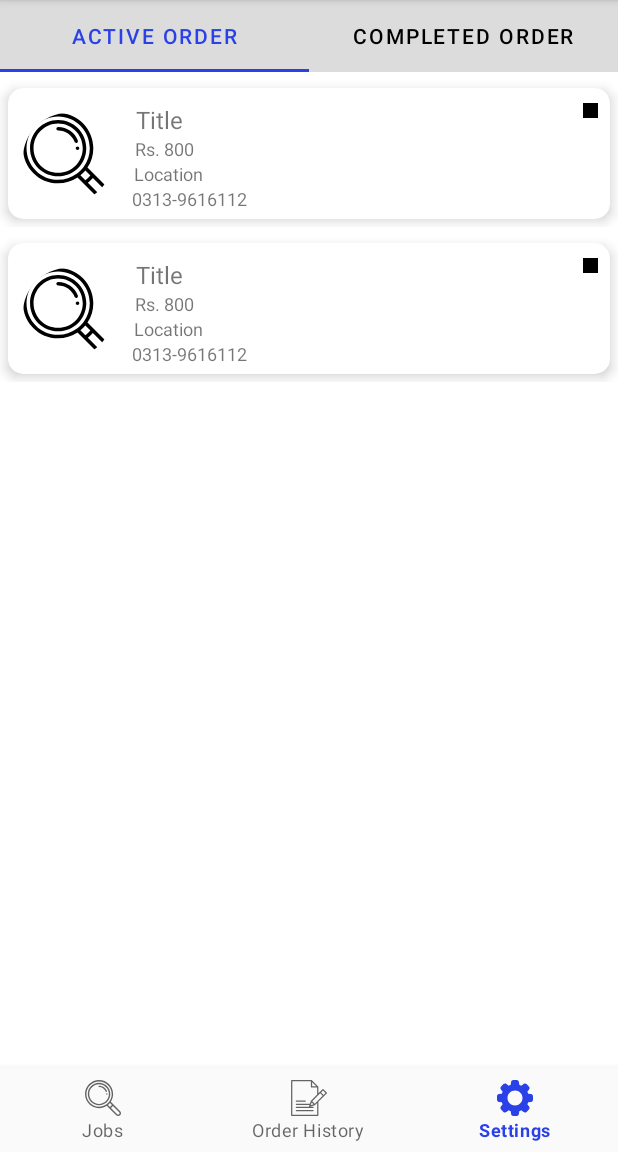
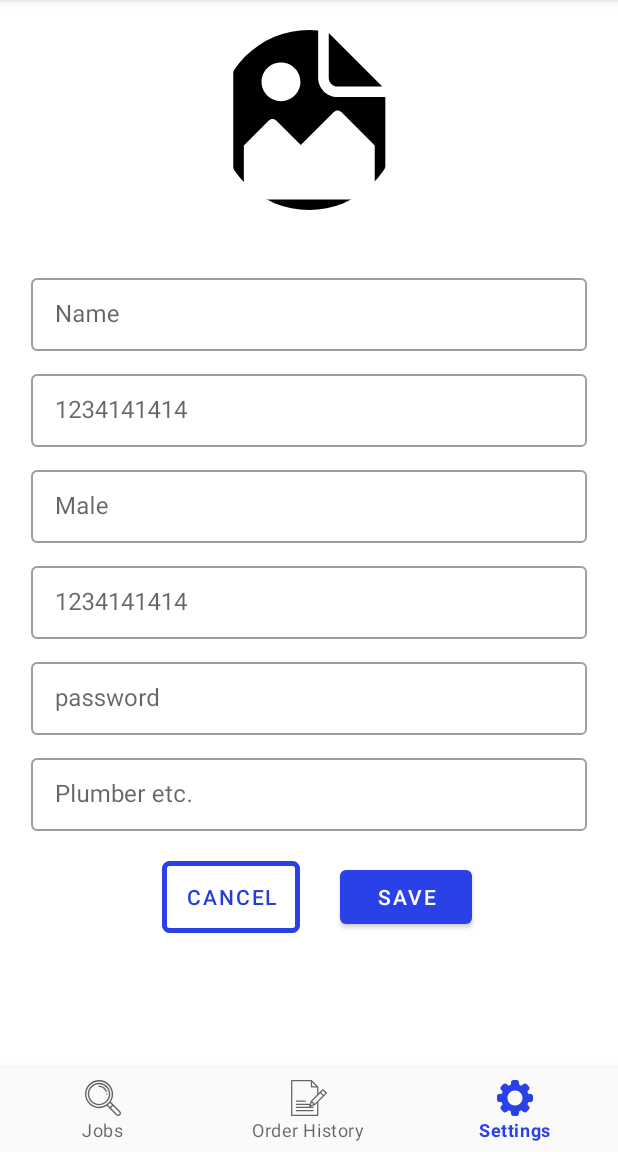
Before and after one commit to marwankhalid/Hireo-Handy-Services, an Android app: the HomeActivity screen opened directly, with no data from a screen before it, item 3 of the bottom bar chosen, on a phone screen of 412 x 824 dp, the part 84-1236 px from its top. Run offline under Robolectric (Android 15) with nearby library versions, the phone set to English and light mode, and no system bars; our stand-ins replace CircleImageView.

Commit message:
ProfileUpdate Design

```diff
--- a/app/src/main/java/com/example/hireohandyservices/Activities/HomeActivity.java
+++ b/app/src/main/java/com/example/hireohandyservices/Activities/HomeActivity.java
@@ -16,6 +16,7 @@ import android.widget.Toast;
 import com.example.hireohandyservices.Fragments.BlankFragment;
 import com.example.hireohandyservices.Fragments.JobsFragment;
 import com.example.hireohandyservices.Fragments.OrderFragment;
+import com.example.hireohandyservices.Fragments.SettingFragment;
 import com.example.hireohandyservices.R;
 import com.google.android.material.bottomnavigation.BottomNavigationView;
 import com.google.android.material.navigation.NavigationView;
@@ -101,11 +102,10 @@ public class HomeActivity extends AppCompatActivity {
             else if(fragment_flag==2)
             {
                 fragment = new OrderFragment();
-                Toast.makeText(this, "Order History", Toast.LENGTH_SHORT).show();
             }
             else if(fragment_flag==3)
             {
-                Toast.makeText(this, "Settings", Toast.LENGTH_SHORT).show();
+                fragment = new SettingFragment();
             }
 
             FragmentManager fm=getSupportFragmentManager();
@@ -139,17 +139,17 @@ public class HomeActivity extends AppCompatActivity {
                         FragmentTransaction ft=fm.beginTransaction();
                         ft.replace(R.id.main_fragment,fragment);
                         ft.commit();
-                        Toast.makeText(HomeActivity.this, "Order History", Toast.LENGTH_SHORT).show();
+
                         }
                         else if (menuItem.getItemId()==R.id.nav_settings)
                         {
-//                        fragment_flag=3;
-//                        fragment=new ContractsFragment();
-//                        FragmentManager fm=getSupportFragmentManager();
-//                        FragmentTransaction ft=fm.beginTransaction();
-//                        ft.replace(R.id.main_fragment,fragment);
-//                        ft.commit();
-                            Toast.makeText(HomeActivity.this, "Settings", Toast.LENGTH_SHORT).show();
+                        fragment_flag=3;
+                        fragment=new SettingFragment();
+                        FragmentManager fm=getSupportFragmentManager();
+                        FragmentTransaction ft=fm.beginTransaction();
+                        ft.replace(R.id.main_fragment,fragment);
+                        ft.commit();
+
                         }
 
                         //Toast.makeText(Dashboard.this, menuItem.getTitle(), Toast.LENGTH_SHORT).show();
--- /dev/null
+++ b/app/src/main/java/com/example/hireohandyservices/Fragments/SettingFragment.java
@@ -0,0 +1,28 @@
+package com.example.hireohandyservices.Fragments;
+
+import android.os.Bundle;
+
+import androidx.fragment.app.Fragment;
+
+import android.view.LayoutInflater;
+import android.view.View;
+import android.view.ViewGroup;
+
+import com.example.hireohandyservices.R;
+
+public class SettingFragment extends Fragment {
+
+    @Override
+    public View onCreateView(LayoutInflater inflater, ViewGroup container, Bundle savedInstanceState) {
+        View view = connectViews(inflater,container);
+
+
+        return view;
+    }
+
+    private View connectViews(LayoutInflater inflater, ViewGroup container) {
+        View view = inflater.inflate(R.layout.fragment_setting,container,false);
+
+        return view;
+    }
+}
--- /dev/null
+++ b/app/src/main/res/drawable/button_bg.xml
@@ -0,0 +1,8 @@
+<?xml version="1.0" encoding="utf-8"?>
+<shape xmlns:android="http://schemas.android.com/apk/res/android"
+    android:shape="rectangle">
+    <gradient
+        android:angle="270" />
+    <corners android:radius="3dp" />
+    <stroke android:width="5px" android:color="@color/purple_700" />
+</shape>
--- /dev/null
+++ b/app/src/main/res/layout/fragment_setting.xml
@@ -0,0 +1,169 @@
+<?xml version="1.0" encoding="utf-8"?>
+<FrameLayout xmlns:android="http://schemas.android.com/apk/res/android"
+    xmlns:tools="http://schemas.android.com/tools"
+    android:layout_width="match_parent"
+    android:layout_height="match_parent"
+    xmlns:app="http://schemas.android.com/apk/res-auto"
+    tools:context=".Fragments.SettingFragment">
+
+    <ScrollView
+        android:layout_width="match_parent"
+        android:layout_height="match_parent">
+    <androidx.constraintlayout.widget.ConstraintLayout
+        android:layout_width="match_parent"
+        android:layout_height="match_parent">
+
+        <de.hdodenhof.circleimageview.CircleImageView
+            android:id="@+id/setting_img"
+            android:layout_width="120dp"
+            android:layout_height="120dp"
+            android:layout_marginVertical="20dp"
+            android:src="@drawable/ic_add_img"
+            app:layout_constraintEnd_toEndOf="parent"
+            app:layout_constraintStart_toStartOf="parent"
+            app:layout_constraintTop_toTopOf="parent"></de.hdodenhof.circleimageview.CircleImageView>
+
+        <com.google.android.material.textfield.TextInputLayout
+            android:id="@+id/profile_name"
+            style="@style/Widget.MaterialComponents.TextInputLayout.OutlinedBox.Dense"
+            android:layout_width="0dp"
+            android:layout_height="wrap_content"
+            android:layout_marginVertical="40dp"
+            app:layout_constraintEnd_toEndOf="parent"
+            app:layout_constraintStart_toStartOf="parent"
+            app:layout_constraintTop_toBottomOf="@id/setting_img"
+            app:layout_constraintWidth_percent=".9">
+
+            <com.google.android.material.textfield.TextInputEditText
+                android:layout_width="match_parent"
+                android:layout_height="match_parent"
+                android:hint="Name"></com.google.android.material.textfield.TextInputEditText>
+        </com.google.android.material.textfield.TextInputLayout>
+
+        <com.google.android.material.textfield.TextInputLayout
+            android:id="@+id/profile_cnic"
+            style="@style/Widget.MaterialComponents.TextInputLayout.OutlinedBox.Dense"
+            android:layout_width="0dp"
+            android:layout_height="wrap_content"
+            android:layout_marginVertical="10dp"
+            app:layout_constraintEnd_toEndOf="parent"
+            app:layout_constraintStart_toStartOf="parent"
+            app:layout_constraintTop_toBottomOf="@id/profile_name"
+            app:layout_constraintWidth_percent=".9">
+
+            <com.google.android.material.textfield.TextInputEditText
+                android:layout_width="match_parent"
+                android:layout_height="match_parent"
+                android:hint="1234141414"></com.google.android.material.textfield.TextInputEditText>
+        </com.google.android.material.textfield.TextInputLayout>
+
+        <com.google.android.material.textfield.TextInputLayout
+            android:id="@+id/profile_gender"
+            style="@style/Widget.MaterialComponents.TextInputLayout.OutlinedBox.Dense"
+            android:layout_width="0dp"
+            android:layout_height="wrap_content"
+            android:layout_marginVertical="10dp"
+            app:layout_constraintEnd_toEndOf="parent"
+            app:layout_constraintStart_toStartOf="parent"
+            app:layout_constraintTop_toBottomOf="@id/profile_cnic"
+            app:layout_constraintWidth_percent=".9">
+
+            <com.google.android.material.textfield.TextInputEditText
+                android:layout_width="match_parent"
+                android:layout_height="match_parent"
+                android:hint="Male"></com.google.android.material.textfield.TextInputEditText>
+        </com.google.android.material.textfield.TextInputLayout>
+
+        <com.google.android.material.textfield.TextInputLayout
+            android:id="@+id/profile_phone"
+            style="@style/Widget.MaterialComponents.TextInputLayout.OutlinedBox.Dense"
+            android:layout_width="0dp"
+            android:layout_height="wrap_content"
+            android:layout_marginVertical="10dp"
+            app:layout_constraintEnd_toEndOf="parent"
+            app:layout_constraintStart_toStartOf="parent"
+            app:layout_constraintTop_toBottomOf="@id/profile_gender"
+            app:layout_constraintWidth_percent=".9">
+
+            <com.google.android.material.textfield.TextInputEditText
+                android:layout_width="match_parent"
+                android:layout_height="match_parent"
+                android:hint="1234141414"></com.google.android.material.textfield.TextInputEditText>
+        </com.google.android.material.textfield.TextInputLayout>
+
+        <com.google.android.material.textfield.TextInputLayout
+            android:id="@+id/profile_password"
+            style="@style/Widget.MaterialComponents.TextInputLayout.OutlinedBox.Dense"
+            android:layout_width="0dp"
+            android:layout_height="wrap_content"
+            android:layout_marginVertical="10dp"
+            app:layout_constraintEnd_toEndOf="parent"
+            app:layout_constraintStart_toStartOf="parent"
+            app:layout_constraintTop_toBottomOf="@id/profile_phone"
+            app:layout_constraintWidth_percent=".9">
+
+            <com.google.android.material.textfield.TextInputEditText
+                android:layout_width="match_parent"
+                android:layout_height="match_parent"
+                android:hint="password"></com.google.android.material.textfield.TextInputEditText>
+        </com.google.android.material.textfield.TextInputLayout>
+
+        <com.google.android.material.textfield.TextInputLayout
+            android:id="@+id/profile_jobType"
+            style="@style/Widget.MaterialComponents.TextInputLayout.OutlinedBox.Dense"
+            android:layout_width="0dp"
+            android:layout_height="wrap_content"
+            android:layout_marginVertical="10dp"
+            app:layout_constraintEnd_toEndOf="parent"
+            app:layout_constraintStart_toStartOf="parent"
+            app:layout_constraintTop_toBottomOf="@id/profile_password"
+            app:layout_constraintWidth_percent=".9">
+
+            <com.google.android.material.textfield.TextInputEditText
+                android:layout_width="match_parent"
+                android:layout_height="match_parent"
+                android:hint="Plumber etc."></com.google.android.material.textfield.TextInputEditText>
+        </com.google.android.material.textfield.TextInputLayout>
+
+        <Button
+            android:id="@+id/profile_saveBtn"
+            android:layout_width="wrap_content"
+            android:layout_height="wrap_content"
+            android:text="Save"
+            app:layout_constraintEnd_toEndOf="parent"
+            app:layout_constraintHorizontal_bias="0.7"
+            app:layout_constraintStart_toEndOf="@+id/profile_cencelBtn"
+            app:layout_constraintStart_toStartOf="parent"
+            app:layout_constraintTop_toBottomOf="@id/profile_jobType"
+            android:layout_marginVertical="20dp"
+            >
+        </Button>
+
+        <Button
+            android:id="@+id/profile_cencelBtn"
+            android:layout_width="wrap_content"
+            android:layout_height="wrap_content"
+            android:text="Cancel"
+            app:layout_constraintEnd_toStartOf="@+id/profile_saveBtn"
+            app:layout_constraintHorizontal_bias="0.8"
+            app:layout_constraintStart_toStartOf="parent"
+            app:layout_constraintTop_toBottomOf="@id/profile_jobType"
+            android:layout_marginVertical="20dp"
+            android:background="@drawable/button_bg"
+            android:textColor="@color/purple_700"
+            android:backgroundTint="@android:color/transparent"
+            >
+        </Button>
+        <Space
+            android:layout_width="match_parent"
+            android:layout_height="20dp"
+            app:layout_constraintStart_toStartOf="parent"
+            app:layout_constraintEnd_toEndOf="parent"
+            app:layout_constraintTop_toBottomOf="@id/profile_cencelBtn"
+
+            >
+        </Space>
+    </androidx.constraintlayout.widget.ConstraintLayout>
+    </ScrollView>
+
+</FrameLayout>
```
